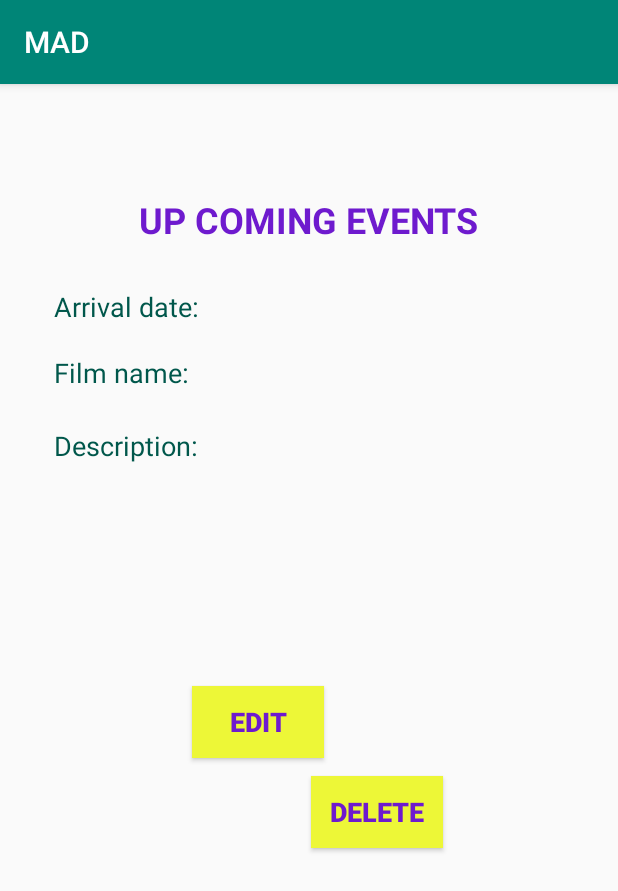
After one commit to samesh97/MADPROJECT, an Android app: the NoticeAdminDisplayNotices screen opened directly, with no data from a screen before it, on a phone screen of 412 x 824 dp. The commit adds this screen. Shown: the top 891 px of the screen. Run offline under Robolectric (Android 15) with nearby library versions, the phone set to English and light mode, and no system bars.

Commit message:
Merge branch 'master' of C:\Users\Acer\AndroidStudioProjects\MADPROJECT with conflicts.

```diff
--- a/app/src/main/AndroidManifest.xml
+++ b/app/src/main/AndroidManifest.xml
@@ -9,14 +9,14 @@
         android:roundIcon="@mipmap/ic_launcher_round"
         android:supportsRtl="true"
         android:theme="@style/AppTheme">
-        <activity android:name=".SearchForTickets">
+        <activity android:name=".NoticeAdminDisplayNotices"></activity>
+        <activity android:name=".NoticeAddNotices" >
             <intent-filter>
                 <action android:name="android.intent.action.MAIN" />
 
                 <category android:name="android.intent.category.LAUNCHER" />
             </intent-filter>
         </activity>
-        <activity android:name=".NoticeAddNotices" />
         <activity android:name=".FirstActivity">
 
         </activity>
--- a/app/src/main/java/com/mad/lk/NoticeAddNotices.java
+++ b/app/src/main/java/com/mad/lk/NoticeAddNotices.java
@@ -2,7 +2,11 @@ package com.mad.lk;
 
 import androidx.appcompat.app.AppCompatActivity;
 
+import android.content.Intent;
 import android.os.Bundle;
+import android.view.View;
+import android.widget.Button;
+import android.widget.EditText;
 
 public class NoticeAddNotices extends AppCompatActivity {
 
@@ -11,4 +15,22 @@ public class NoticeAddNotices extends AppCompatActivity {
         super.onCreate(savedInstanceState);
         setContentView(R.layout.activity_notice_add_notices);
     }
+
+    public void sendMessage(View view){
+        Intent intentDisplay= new Intent(this,NoticeAdminDisplayNotices.class);
+
+        EditText Date= findViewById(R.id.editTextDate);
+        EditText Film=findViewById((R.id.editTextFilm));
+        EditText Description=findViewById(R.id.editTextDescription);
+        Button Add=findViewById(R.id.btnAdd);
+
+
+        intentDisplay.putExtra("msg1",Date.getText().toString());
+        intentDisplay.putExtra("msg2",Film.getText().toString());
+        intentDisplay.putExtra("msg3",Description.getText().toString());
+
+        startActivity(intentDisplay);
+
+    }
+
 }
--- /dev/null
+++ b/app/src/main/java/com/mad/lk/NoticeAdminDisplayNotices.java
@@ -0,0 +1,32 @@
+package com.mad.lk;
+
+import androidx.appcompat.app.AppCompatActivity;
+
+import android.content.Intent;
+import android.os.Bundle;
+import android.widget.TextView;
+
+public class NoticeAdminDisplayNotices extends AppCompatActivity {
+
+    @Override
+    protected void onCreate(Bundle savedInstanceState) {
+        super.onCreate(savedInstanceState);
+        setContentView(R.layout.activity_notice_admin_display_notices);
+
+        Intent intentGet = getIntent();
+        String date = intentGet.getStringExtra("msg1");
+        String film = intentGet.getStringExtra("msg2");
+        String description=intentGet.getStringExtra("msg3");
+
+        TextView Date= findViewById(R.id.textViewDisplayDate);
+        Date.setText(date);
+
+        TextView Film=findViewById(R.id.textViewDisplayFilm);
+        Film.setText(film);
+
+        TextView Description=findViewById(R.id.textViewDisplayDescription);
+        Description.setText(description);
+
+
+    }
+}
--- /dev/null
+++ b/app/src/main/res/layout/activity_notice_admin_display_notices.xml
@@ -0,0 +1,152 @@
+<?xml version="1.0" encoding="utf-8"?>
+<androidx.constraintlayout.widget.ConstraintLayout xmlns:android="http://schemas.android.com/apk/res/android"
+    xmlns:app="http://schemas.android.com/apk/res-auto"
+    xmlns:tools="http://schemas.android.com/tools"
+    android:layout_width="match_parent"
+    android:layout_height="match_parent"
+    tools:context=".NoticeAdminDisplayNotices">
+
+    <TextView
+        android:id="@+id/textViewDisplayDate"
+        android:layout_width="188dp"
+        android:layout_height="26dp"
+        android:layout_marginStart="8dp"
+        android:layout_marginLeft="8dp"
+        android:layout_marginEnd="8dp"
+        android:layout_marginRight="8dp"
+        android:text=""
+        android:textColor="@color/colorPrimary"
+        app:layout_constraintBaseline_toBaselineOf="@+id/textViewDate2"
+        app:layout_constraintEnd_toEndOf="parent"
+        app:layout_constraintHorizontal_bias="0.083"
+        app:layout_constraintStart_toEndOf="@+id/textViewDate2" />
+
+    <TextView
+        android:id="@+id/textViewDisplayFilm"
+        android:layout_width="187dp"
+        android:layout_height="29dp"
+        android:layout_marginStart="8dp"
+        android:layout_marginLeft="8dp"
+        android:layout_marginEnd="8dp"
+        android:layout_marginRight="8dp"
+        android:text=""
+        android:textColor="@color/colorPrimary"
+        app:layout_constraintBaseline_toBaselineOf="@+id/textViewFilm2"
+        app:layout_constraintEnd_toEndOf="parent"
+        app:layout_constraintHorizontal_bias="0.22"
+        app:layout_constraintStart_toEndOf="@+id/textViewFilm2" />
+
+    <TextView
+        android:id="@+id/textViewDisplayDescription"
+        android:layout_width="206dp"
+        android:layout_height="136dp"
+        android:layout_marginStart="8dp"
+        android:layout_marginLeft="8dp"
+        android:layout_marginEnd="8dp"
+        android:layout_marginRight="8dp"
+        android:text=""
+        android:textColor="@color/colorPrimary"
+        app:layout_constraintBaseline_toBaselineOf="@+id/textViewDescription2"
+        app:layout_constraintEnd_toEndOf="parent"
+        app:layout_constraintHorizontal_bias="0.203"
+        app:layout_constraintStart_toEndOf="@+id/textViewDescription2" />
+
+    <TextView
+        android:id="@+id/textViewDate2"
+        android:layout_width="99dp"
+        android:layout_height="20dp"
+        android:layout_marginStart="36dp"
+        android:layout_marginLeft="36dp"
+        android:layout_marginTop="136dp"
+        android:text="Arrival date:"
+        android:textColor="@color/colorPrimaryDark"
+        android:textSize="18sp"
+        app:layout_constraintStart_toStartOf="parent"
+        app:layout_constraintTop_toTopOf="parent" />
+
+    <TextView
+        android:id="@+id/textViewFilm2"
+        android:layout_width="wrap_content"
+        android:layout_height="wrap_content"
+        android:layout_marginStart="36dp"
+        android:layout_marginLeft="36dp"
+        android:layout_marginTop="24dp"
+        android:text="Film name:"
+        android:textColor="@color/colorPrimaryDark"
+        android:textSize="18sp"
+        app:layout_constraintStart_toStartOf="parent"
+        app:layout_constraintTop_toBottomOf="@+id/textViewDate2" />
+
+    <TextView
+        android:id="@+id/textViewDescription2"
+        android:layout_width="wrap_content"
+        android:layout_height="wrap_content"
+        android:layout_marginStart="36dp"
+        android:layout_marginLeft="36dp"
+        android:layout_marginTop="24dp"
+        android:text="Description:"
+        android:textColor="@color/colorPrimaryDark"
+        android:textSize="18sp"
+        app:layout_constraintStart_toStartOf="parent"
+        app:layout_constraintTop_toBottomOf="@+id/textViewFilm2" />
+
+    <TextView
+        android:id="@+id/textViewUpComingEvents2"
+        android:layout_width="wrap_content"
+        android:layout_height="wrap_content"
+        android:layout_marginTop="40dp"
+        android:text="UP COMING EVENTS"
+        android:textColor="@color/upComingEventColor"
+        android:textSize="24sp"
+        android:textStyle="bold"
+        app:layout_constraintBottom_toTopOf="@+id/textViewDisplayDate"
+        app:layout_constraintEnd_toEndOf="parent"
+        app:layout_constraintHorizontal_bias="0.5"
+        app:layout_constraintStart_toStartOf="parent"
+        app:layout_constraintTop_toTopOf="parent" />
+
+    <Button
+        android:id="@+id/btnDelete"
+        android:layout_width="wrap_content"
+        android:layout_height="wrap_content"
+        android:layout_marginStart="8dp"
+        android:layout_marginLeft="8dp"
+        android:layout_marginTop="12dp"
+        android:layout_marginEnd="32dp"
+        android:layout_marginRight="32dp"
+        android:background="@color/btnColor"
+        android:text="Delete"
+        android:textColor="@color/upComingEventColor"
+        android:textSize="18sp"
+        android:textStyle="bold"
+        app:layout_constraintEnd_toEndOf="parent"
+        app:layout_constraintHorizontal_bias="0.615"
+        app:layout_constraintStart_toEndOf="@+id/imageView"
+        app:layout_constraintTop_toBottomOf="@+id/btnEdit" />
+
+    <Button
+        android:id="@+id/btnEdit"
+        android:layout_width="wrap_content"
+        android:layout_height="wrap_content"
+        android:layout_marginStart="64dp"
+        android:layout_marginLeft="64dp"
+        android:layout_marginTop="148dp"
+        android:background="@color/btnColor"
+        android:text="Edit"
+        android:textColor="@color/upComingEventColor"
+        android:textSize="18sp"
+        android:textStyle="bold"
+        app:layout_constraintStart_toEndOf="@+id/imageView"
+        app:layout_constraintTop_toBottomOf="@+id/textViewDescription2" />
+
+    <ImageView
+        android:id="@+id/imageView"
+        android:layout_width="wrap_content"
+        android:layout_height="wrap_content"
+        android:layout_marginStart="64dp"
+        android:layout_marginLeft="64dp"
+        android:layout_marginTop="32dp"
+        app:layout_constraintStart_toStartOf="parent"
+        app:layout_constraintTop_toBottomOf="@+id/textViewDisplayDescription"
+        tools:srcCompat="@tools:sample/avatars" />
+</androidx.constraintlayout.widget.ConstraintLayout>
--- a/app/src/main/res/values/colors.xml
+++ b/app/src/main/res/values/colors.xml
@@ -1,8 +1,8 @@
 <?xml version="1.0" encoding="utf-8"?>
 <resources>
-    <color name="colorPrimary">#B00020</color>
-    <color name="colorPrimaryDark">#B00020</color>
+    <color name="colorPrimary">#008577</color>
+    <color name="colorPrimaryDark">#00574B</color>
     <color name="colorAccent">#D81B60</color>
     <color name="upComingEventColor">#6E1ACE</color>
-    <color name="red">#B00020</color>
+    <color name="btnColor">#EDF737</color>
 </resources>
```
